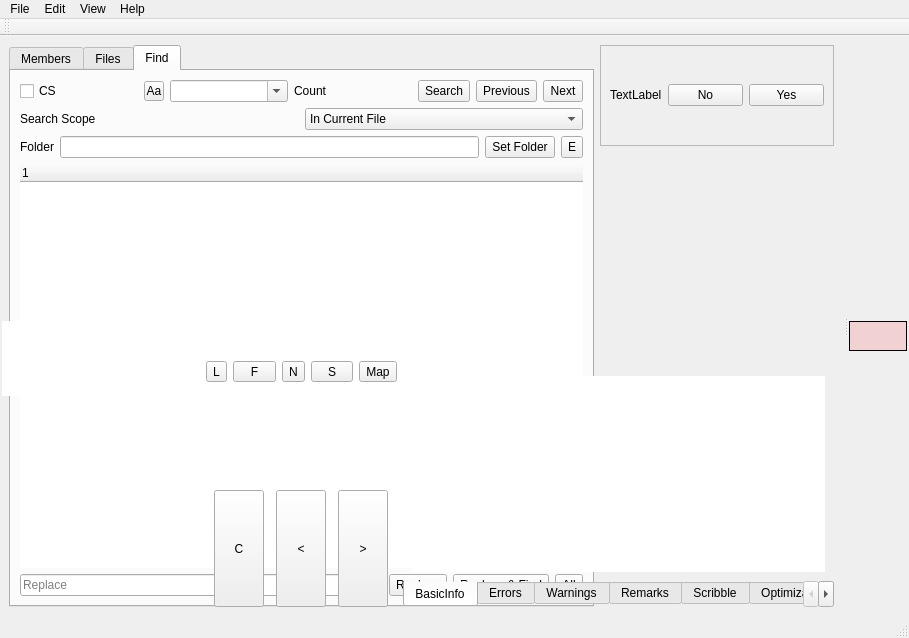
ic005k/Xiasl, file mainwindow.ui: the form before one commit.
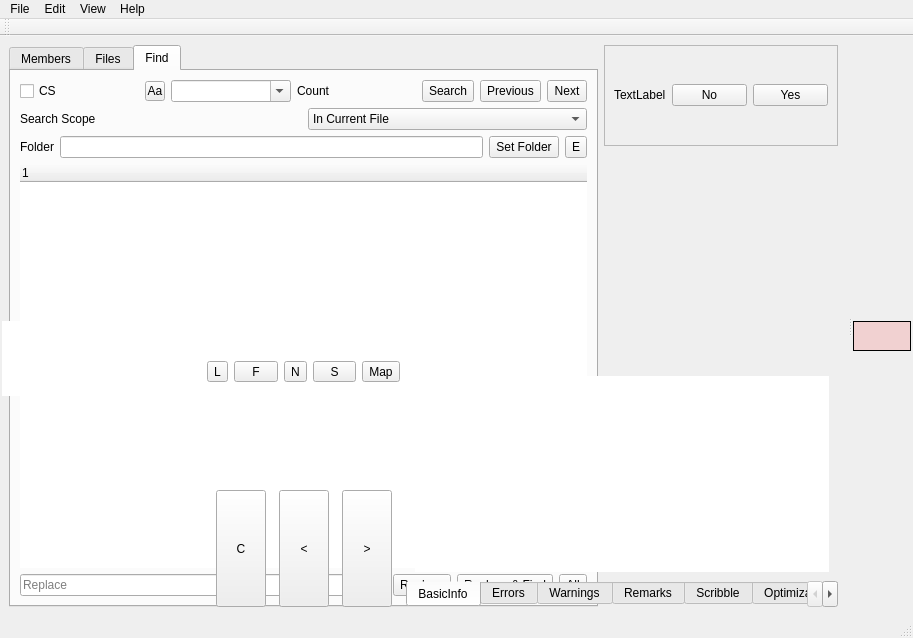
The form after the commit. Icons and pictures are not drawn. Custom widgets are drawn as their Qt base class.

Patch:
```diff
--- a/mainwindow.ui
+++ b/mainwindow.ui
@@ -6,7 +6,7 @@
    <rect>
     <x>0</x>
     <y>0</y>
-    <width>909</width>
+    <width>913</width>
     <height>638</height>
    </rect>
   </property>
@@ -275,7 +275,7 @@
         <item row="1" column="0">
          <layout class="QHBoxLayout" name="horizontalLayout_3">
           <property name="spacing">
-           <number>-1</number>
+           <number>9</number>
           </property>
           <item>
            <widget class="QLabel" name="label_2">
@@ -975,8 +975,8 @@
     <rect>
      <x>0</x>
      <y>0</y>
-     <width>909</width>
-     <height>24</height>
+     <width>913</width>
+     <height>30</height>
     </rect>
    </property>
    <widget class="QMenu" name="menu_File">
```
Left out of the diff: 3 changed lines with no effect on the pictures.
